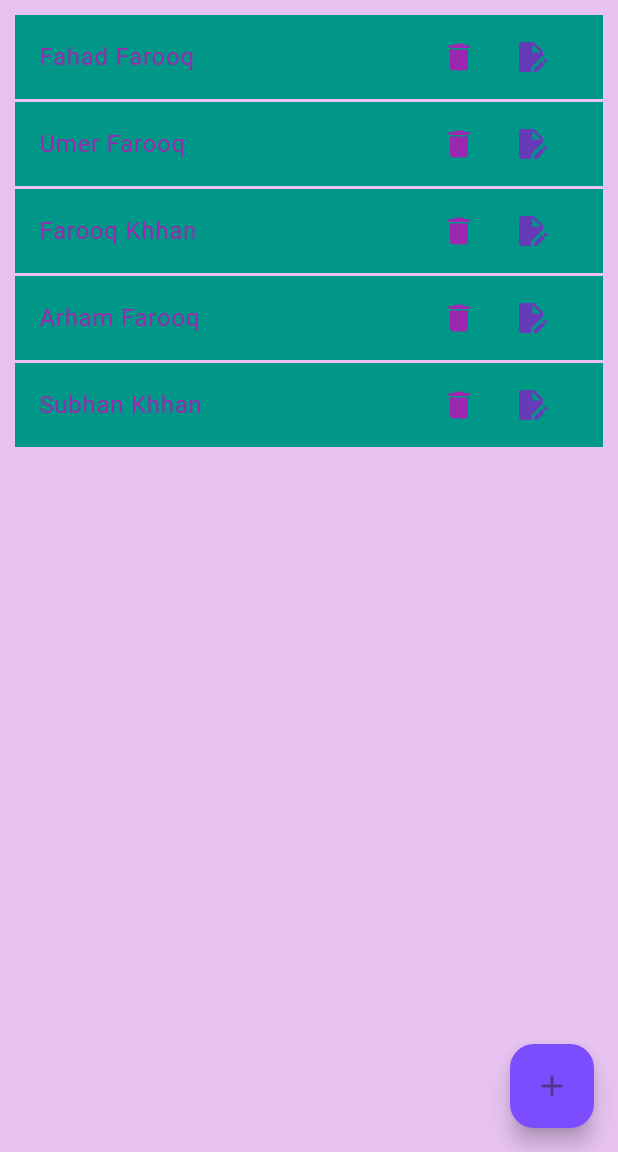
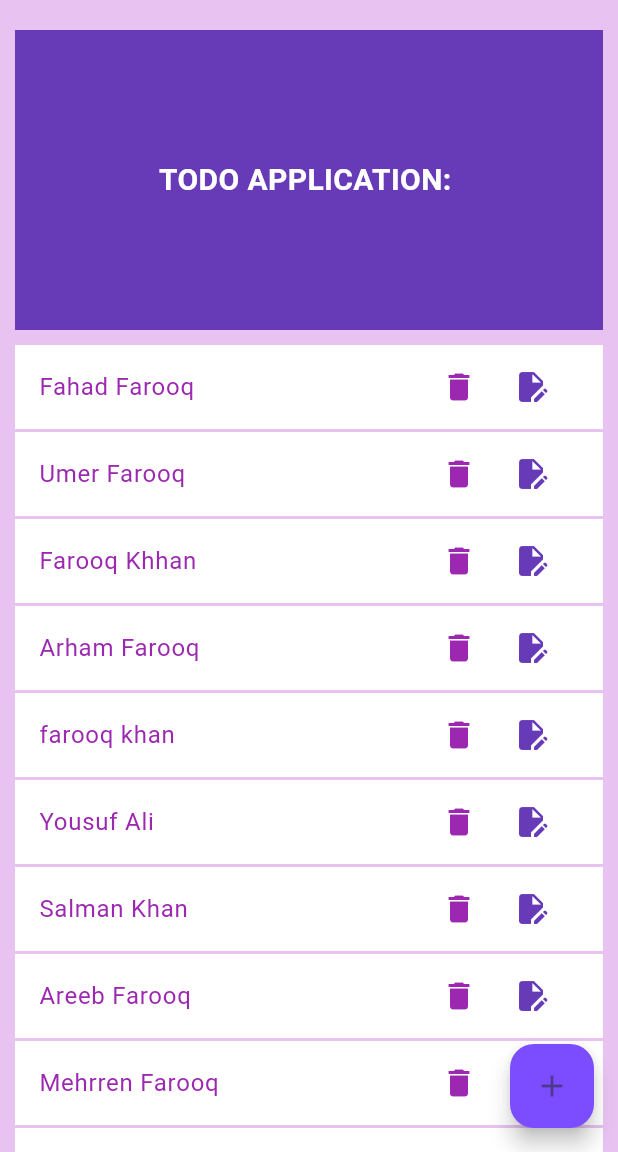
Before and after one commit to FahadFarooq40/ToDo-List-Application, a Flutter app: the screen it shows after launch, on a phone screen of 412 x 824 dp, the part 84-1236 px from its top. Run offline on Flutter 3.47's test engine with Material 3 defaults, Android fonts, the phone set to English and light mode, and no system bars.

Commit message:
Expanded Update

```diff
--- a/lib/tubo.dart
+++ b/lib/tubo.dart
@@ -16,7 +16,16 @@ class _TudoAppState extends State<TudoApp> {
     "Umer Farooq",
     "Farooq Khhan",
     "Arham Farooq",
-    "Subhan Khhan",
+    "farooq khan",
+    "Yousuf Ali",
+    "Salman Khan",
+    "Areeb Farooq",
+    "Mehrren Farooq",
+    "Uzair Khhan",
+    "Ali KHalib",
+    "Usman khan",
+    "Asher Rehmen",
+    "Bilal Khan",
   ];
 
   additems() {
@@ -52,21 +61,36 @@ class _TudoAppState extends State<TudoApp> {
               fontSize: 20, fontWeight: FontWeight.bold, color: Colors.purple),
         ),
         leading: GestureDetector(
-          onTap: () {
-            // Implement action for menu button tap
-          },
+          onTap: () {},
           child: const Icon(Icons.menu),
         ),
       ),
       body: SafeArea(
         minimum: const EdgeInsets.all(10),
+        child: Column(
+          children: [
+            Container(
+              margin: const EdgeInsets.only(bottom: 10, top: 10),
+              color: Colors.deepPurple,
+              height: 200,
+              child: const Center(
+                child: Text(
+                  "TODO APPLICATION: ",
+                  style: TextStyle(
+                      fontSize: 20,
+                      fontWeight: FontWeight.bold,
+                      color: Colors.white),
+                ),
+              ),
+            ),
+            Expanded(
               child: ListView.builder(
                 itemCount: counterName.length,
                 itemBuilder: (context, index) {
                   return Container(
                     margin: const EdgeInsets.only(bottom: 2),
                     child: ListTile(
-                tileColor: Colors.teal,
+                      tileColor: Colors.white,
                       title: Text(
                         counterName[index],
                         style: const TextStyle(color: Colors.purple),
@@ -99,6 +123,9 @@ class _TudoAppState extends State<TudoApp> {
                 },
               ),
             ),
+          ],
+        ),
+      ),
       floatingActionButton: FloatingActionButton(
         onPressed: () {
           showFormDialog();
@@ -118,8 +145,9 @@ class _TudoAppState extends State<TudoApp> {
               controller: inputconntroller,
               autofocus: true,
               decoration: const InputDecoration(
-                  labelText: "Tubo Application",
-                  hintText: "Enter Your Information: ",
+                  labelText: "Tubo App",
+                  prefixIconColor: Colors.deepPurpleAccent,
+                  hintText: "Enter Your Information:",
                   icon: Icon(Icons.note_add)),
             ),
           )
@@ -132,7 +160,7 @@ class _TudoAppState extends State<TudoApp> {
             inputconntroller.clear();
           },
           child: const Text(
-            "Save ToDo Application",
+            "Save ToDo ",
             style: TextStyle(color: Colors.purple, fontSize: 15),
           ),
         ),
```
Lines whose indentation alone changed are shown as unchanged.
